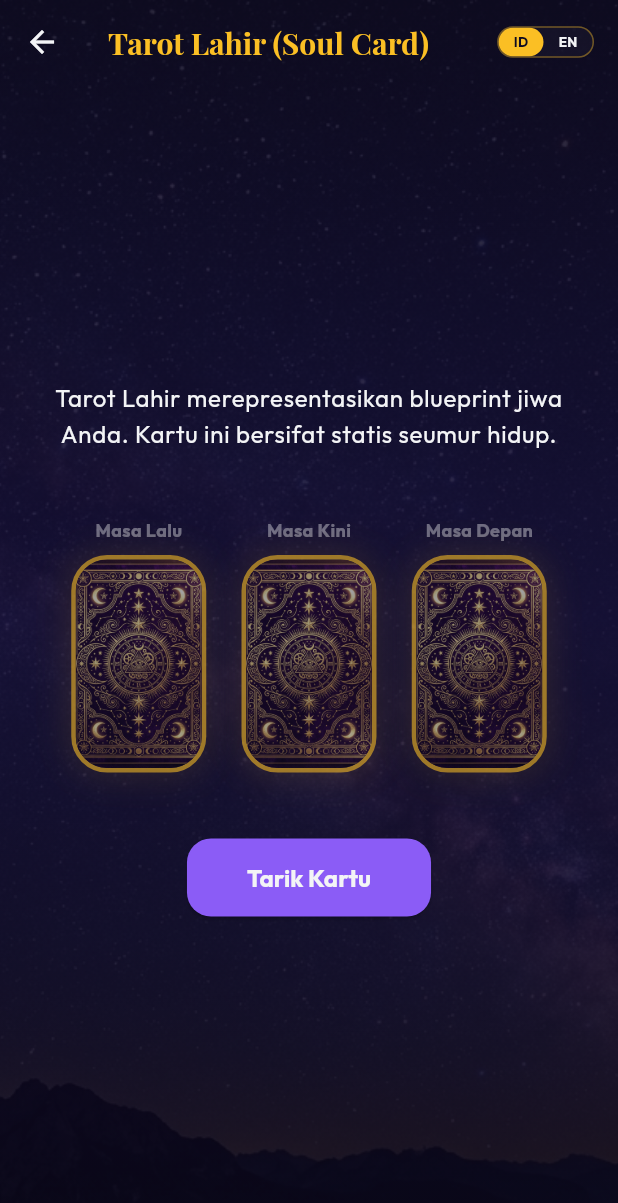
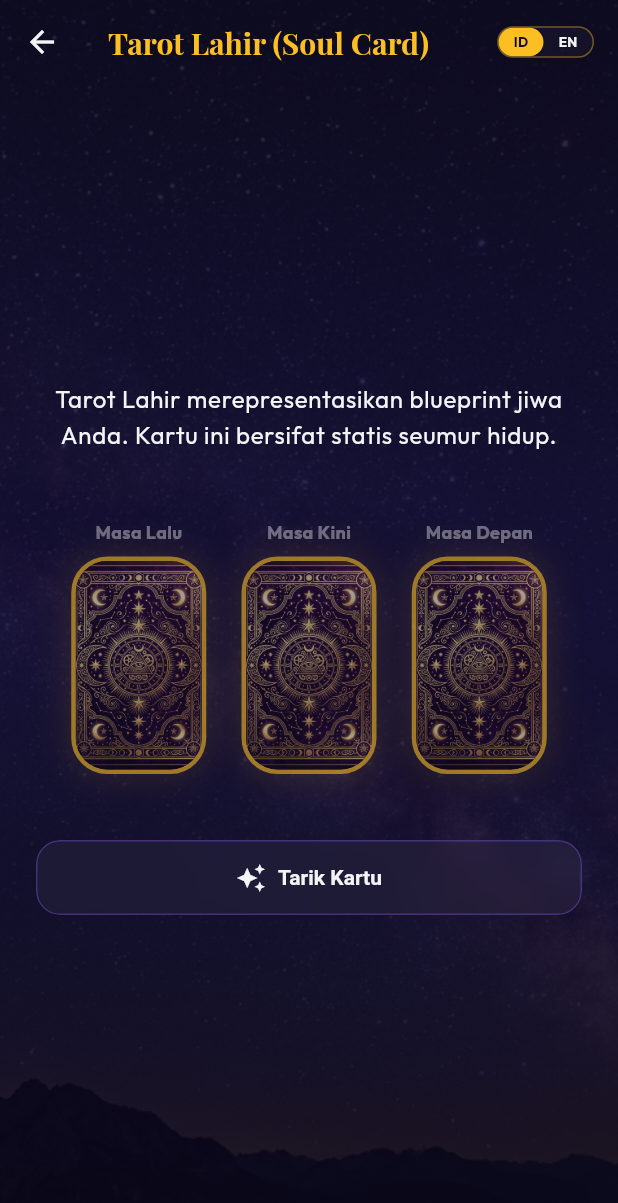
Before and after one commit to achilles157/aestral, a Flutter app: the screen it shows after launch, after a tap on "Masuk Sebagai Tamu", after a tap on "Tarot & Soul Card", on a phone screen of 412 x 824 dp. Shown: the top 1203 px of the screen. Run offline on Flutter 3.47's test engine with Material 3 defaults, Android fonts, the phone set to English and light mode, and no system bars; drawn by our look-alikes of screenshot; our stand-ins replace cloud_firestore, firebase_auth, firebase_core, flutter_riverpod, google_fonts, google_sign_in and 1 more; missing offline and left inert: dart:html; accounts and stored records are empty; generated files the repository leaves out were written again.

Commit message:
refactor(client): rename techy 'AI Astrologer' labels to mysterious 'Tanyakan Kebingungan Anda'

```diff
--- a/lib/core/theme/app_theme.dart
+++ b/lib/core/theme/app_theme.dart
@@ -10,6 +10,18 @@ class AppTheme {
   static const Color textLight = Color(0xFFF3F4F6);
   static const Color textMuted = Color(0xFF9CA3AF);
   static const Color shadowColor = Color(0x3F000000);
+
+  // Astrological Element Colors
+  static const Color elementWater = Color(0xFF60A5FA);
+  static const Color elementFire = Color(0xFFF87171);
+  static const Color elementEarth = accentGold;
+  static const Color elementMetal = Color(0xFFE5E7EB);
+  static const Color elementCosmic = Color(0xFFC084FC);
+
+  // Standard Border Radii
+  static const double radiusSmall = 12.0;
+  static const double radiusMedium = 16.0;
+  static const double radiusLarge = 24.0;
 
   static ThemeData get darkTheme {
     final baseTheme = ThemeData.dark();
--- /dev/null
+++ b/lib/core/utils/navigation_helper.dart
@@ -0,0 +1,35 @@
+import 'package:flutter/material.dart';
+
+/// Creates a custom page route with a cosmic themed transition.
+/// It combines a smooth FadeTransition and a subtle ScaleTransition (0.96 -> 1.0)
+/// over a 600ms duration.
+PageRouteBuilder<T> createCosmicPageRoute<T>(Widget page) {
+  return PageRouteBuilder<T>(
+    pageBuilder: (context, animation, secondaryAnimation) => page,
+    transitionDuration: const Duration(milliseconds: 600),
+    reverseTransitionDuration: const Duration(milliseconds: 500),
+    transitionsBuilder: (context, animation, secondaryAnimation, child) {
+      final fadeTween = Tween<double>(begin: 0.0, end: 1.0).animate(
+        CurvedAnimation(
+          parent: animation,
+          curve: Curves.easeInOut,
+        ),
+      );
+
+      final scaleTween = Tween<double>(begin: 0.96, end: 1.0).animate(
+        CurvedAnimation(
+          parent: animation,
+          curve: const Interval(0.0, 1.0, curve: Curves.easeOutCubic),
+        ),
+      );
+
+      return FadeTransition(
+        opacity: fadeTween,
+        child: ScaleTransition(
+          scale: scaleTween,
+          child: child,
+        ),
+      );
+    },
+  );
+}
--- a/lib/core/widgets/ai_astrologer_dialog.dart
+++ b/lib/core/widgets/ai_astrologer_dialog.dart
@@ -71,7 +71,7 @@ class _AiAstrologerDialogState extends State<AiAstrologerDialog> {
                 const Icon(Icons.auto_awesome, color: AppTheme.accentGold, size: 24),
                 const SizedBox(width: 8),
                 Text(
-                  'KONSULTASI AI ASTROLOG',
+                  'TANYAKAN KEBINGUNGAN ANDA',
                   style: GoogleFonts.playfairDisplay(
                     fontSize: 16,
                     fontWeight: FontWeight.bold,
--- a/lib/features/home/presentation/dashboard_screen.dart
+++ b/lib/features/home/presentation/dashboard_screen.dart
@@ -8,6 +8,7 @@ import '../../weton/presentation/weton_calculator_screen.dart';
 import '../../weton/presentation/astrological_planner_screen.dart';
 import '../../../core/theme/app_theme.dart';
 import '../../../core/utils/weton_utils.dart';
+import '../../../core/utils/navigation_helper.dart';
 import 'widgets/dashboard_carousel_card.dart';
 import 'widgets/starry_background.dart';
 
@@ -189,7 +190,7 @@ class _DashboardScreenState extends ConsumerState<DashboardScreen> with SingleTi
         onTap: () {
           Navigator.push(
             context,
-            MaterialPageRoute(builder: (context) => const TarotDrawScreen()),
+            createCosmicPageRoute(const TarotDrawScreen()),
           );
         },
       ),
@@ -201,7 +202,7 @@ class _DashboardScreenState extends ConsumerState<DashboardScreen> with SingleTi
         onTap: () {
           Navigator.push(
             context,
-            MaterialPageRoute(builder: (context) => const WetonCalculatorScreen()),
+            createCosmicPageRoute(const WetonCalculatorScreen()),
           );
         },
       ),
@@ -213,7 +214,7 @@ class _DashboardScreenState extends ConsumerState<DashboardScreen> with SingleTi
         onTap: () {
           Navigator.push(
             context,
-            MaterialPageRoute(builder: (context) => const AstrologicalPlannerScreen()),
+            createCosmicPageRoute(const AstrologicalPlannerScreen()),
           );
         },
       ),
--- a/lib/features/tarot/presentation/tarot_draw_screen.dart
+++ b/lib/features/tarot/presentation/tarot_draw_screen.dart
@@ -18,6 +18,7 @@ import '../../auth/services/profile_service.dart';
 import '../../../core/utils/weton_utils.dart';
 import '../../../core/services/api_service.dart';
 import '../../../core/widgets/radial_glow_painter.dart';
+import '../../../core/widgets/glass_button.dart';
 
 class TarotDrawScreen extends ConsumerStatefulWidget {
   const TarotDrawScreen({super.key});
@@ -495,20 +496,25 @@ class _TarotDrawScreenState extends ConsumerState<TarotDrawScreen> with TickerPr
                                 ),
                               ),
                               const SizedBox(height: 32),
-                              // Draw button
                               _isLoading
                                   ? const CircularProgressIndicator(color: AppTheme.accentGold)
-                                  : ElevatedButton(
+                                  : GlassButton(
                                       onPressed: () => _handleDraw(deck),
-                                      style: ElevatedButton.styleFrom(
-                                        backgroundColor: drawnCards != null
-                                            ? AppTheme.accentPink
-                                            : AppTheme.accentPurple,
-                                        padding: const EdgeInsets.symmetric(horizontal: 40, vertical: 16),
+                                      glowColor: drawnCards != null
+                                          ? AppTheme.accentPink
+                                          : AppTheme.accentPurple,
+                                      icon: Icon(
+                                        drawnCards != null
+                                            ? Icons.refresh
+                                            : Icons.auto_awesome,
+                                        color: AppTheme.textLight,
+                                        size: 20,
                                       ),
-                                      child: Text(drawnCards != null
-                                          ? (currentLang == 'id' ? 'Tarik Ulang' : 'Redraw')
-                                          : (currentLang == 'id' ? 'Tarik Kartu' : 'Draw Card')),
+                                      label: Text(
+                                        drawnCards != null
+                                            ? (currentLang == 'id' ? 'Tarik Ulang' : 'Redraw')
+                                            : (currentLang == 'id' ? 'Tarik Kartu' : 'Draw Card'),
+                                      ),
                                     ),
                               const SizedBox(height: 16),
                               // Share button (only active when cards are drawn)
@@ -590,19 +596,19 @@ class _TarotDrawScreenState extends ConsumerState<TarotDrawScreen> with TickerPr
                                             String elementLabel = '';
                                             final suit = card.suit.toLowerCase();
                                             if (suit.contains('cup')) {
-                                              suitColor = const Color(0xFF60A5FA);
+                                              suitColor = AppTheme.elementWater;
                                               elementLabel = currentLang == 'id' ? 'ELEMEN AIR' : 'WATER ELEMENT';
                                             } else if (suit.contains('wand')) {
-                                              suitColor = const Color(0xFFF87171);
+                                              suitColor = AppTheme.elementFire;
                                               elementLabel = currentLang == 'id' ? 'ELEMEN API' : 'FIRE ELEMENT';
                                             } else if (suit.contains('pentacle')) {
-                                              suitColor = AppTheme.accentGold;
+                                              suitColor = AppTheme.elementEarth;
                                               elementLabel = currentLang == 'id' ? 'ELEMEN TANAH' : 'EARTH ELEMENT';
                                             } else if (suit.contains('sword')) {
-                                              suitColor = const Color(0xFFE5E7EB);
+                                              suitColor = AppTheme.elementMetal;
                                               elementLabel = currentLang == 'id' ? 'ELEMEN LOGAM' : 'METAL ELEMENT';
                                             } else {
-                                              suitColor = const Color(0xFFC084FC);
+                                              suitColor = AppTheme.elementCosmic;
                                               elementLabel = currentLang == 'id' ? 'KOSMIS / SPIRIT' : 'COSMIC / SPIRIT';
                                             }
 
--- a/lib/features/weton/presentation/widgets/astrological_planner_timeline.dart
+++ b/lib/features/weton/presentation/widgets/astrological_planner_timeline.dart
@@ -406,7 +406,7 @@ class _AstrologicalPlannerTimelineState extends ConsumerState<AstrologicalPlanne
                                               ),
                                               icon: Icon(Icons.auto_awesome, size: 12, color: cardColor),
                                               label: Text(
-                                                'Tanya AI Astrolog',
+                                                'Tanyakan Kebingungan Anda',
                                                 style: GoogleFonts.outfit(fontSize: 11, color: cardColor, fontWeight: FontWeight.bold),
                                               ),
                                             ),
```
Also changed, not shown: lib/features/weton/presentation/astrological_planner_screen.dart (+5 -4 lines), lib/features/weton/presentation/widgets/weton_element_mandala.dart (+8 -8 lines).
